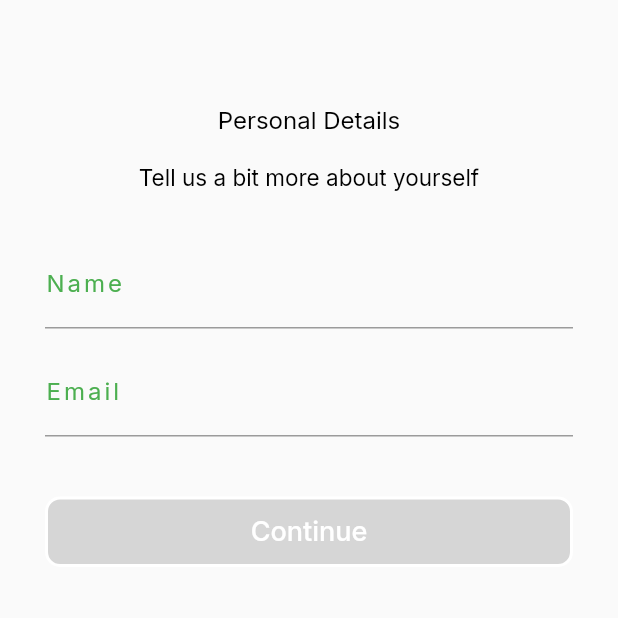
After one commit to Kajal-ghadage2000/SmartC-Box-Flutter-Application, a Flutter app: the PhPersonalData screen opened directly, on a phone screen of 412 x 824 dp, the top half of it. The commit adds this screen. Run offline on Flutter 3.47's test engine with Material 2 defaults, Android fonts, the phone set to English and light mode, and no system bars; our stand-ins replace cloud_firestore, country_code_picker, email_validator, firebase_auth, firebase_core, google_fonts and 4 more; missing offline and left inert: country_list_pick, flutter_auth_buttons, flutter_gifimage, flutter_pin_code_fields, loading, minimal_onboarding; accounts and stored records are empty.

Commit message:
Personal Information after Phone Verification Activity

```diff
--- /dev/null
+++ b/lib/Phone_google_auth/PhPersonalData.dart
@@ -0,0 +1,238 @@
+import 'package:flutter/material.dart';
+import 'package:email_validator/email_validator.dart';
+import 'package:google_fonts/google_fonts.dart';
+import 'package:cloud_firestore/cloud_firestore.dart';
+import '../HomeScreen.dart';
+
+class PhPersonalData extends StatefulWidget {
+  @override
+  _PhPersonalDataState createState() => _PhPersonalDataState();
+}
+
+class _PhPersonalDataState extends State<PhPersonalData> {
+  final formKey = GlobalKey<FormState>();
+  final scaffoldKey = GlobalKey<ScaffoldState>();
+
+  BuildContext mycontext;
+
+  String _email, _name;
+  String _password;
+
+  Color mycolor = null;
+
+  bool _isButtonDisabled;
+
+  final firestoreInstance = Firestore.instance;
+
+  @override
+  void initState() {
+    _isButtonDisabled = true;
+  }
+
+  void _incrementCounter() {
+    setState(() {
+      if(_name.length >= 3  && EmailValidator.validate(_email, true)) {
+        _isButtonDisabled = false;
+      }
+      else{
+        _isButtonDisabled = true;
+      }
+    });
+  }
+
+
+  Widget _buildCounterButton(BuildContext context) {
+    mycontext =context;
+    return new Container(
+      height: 47.0,
+      width: 450.0,
+      decoration: new BoxDecoration(
+        color:  _isButtonDisabled ? Colors.grey[350] : Colors.teal[700],
+        border: new Border.all(color: Colors.white, width: 2.0),
+        borderRadius: new BorderRadius.circular(10.0),
+      ),
+      child: FlatButton(
+      child: new Text(
+        'Continue',
+        style: GoogleFonts.inter(fontSize: 18, color: Colors.white),
+      ),
+      onPressed:  _isButtonDisabled ? null : _submitCommand,
+    ),);
+  }
+
+
+
+
+  void _submitCommand() async{
+    final form = formKey.currentState;
+
+    if (form.validate()) {
+      form.save();
+
+      // Email & password matched our validation rules
+      // and are saved to _email and _password fields.
+      _loginCommand();
+
+      await firestoreInstance.collection("users").add(
+          {
+            "name" : _name,
+            "email" : _email,
+            "notification" : false,
+            "phone_num" : null,
+            "profile": null,
+          }).then((value){
+        print(value.documentID);
+      });
+
+      Navigator.pop(mycontext);
+      Navigator.pushReplacement(
+          mycontext,
+          MaterialPageRoute(
+              builder: (mycontext) => HomeScreen()));
+
+
+    }
+  }
+
+  void _loginCommand() {
+    // This is just a demo, so no actual login here.
+    final snackbar = SnackBar(
+      content: Text('Email: $_email, name: $_name'),
+    );
+    scaffoldKey.currentState.showSnackBar(snackbar);
+  }
+
+  checkTextFieldEmptyOrNot(){
+    if(_name.length > 0  && EmailValidator.validate(_email, true)) {
+      print('Text Field is empty, Please Fill All Data');
+      setState(() {mycolor = Colors.black;});
+    }
+    else{
+      print('Not Empty, All Text Input is Filled.');
+      setState(() {mycolor = Colors.grey;});
+    }
+  }
+
+  @override
+  Widget build(BuildContext context) {
+    return Scaffold(
+      key: scaffoldKey,
+      body: SafeArea(
+        bottom: false,
+        top: false,
+        child: Padding(
+          padding: EdgeInsets.only(left: 30.0, right: 30.0),
+          child: Form(
+            key: formKey,
+            child: Column(
+              children: [
+              /*Positioned(
+                child: AppBar(
+                  centerTitle: true,
+                  title: Text("",
+                    style: GoogleFonts.inter(
+                        fontSize: 10,
+                        fontWeight: FontWeight.w700,
+                        letterSpacing: 3,
+                        color: Colors.black),
+                  ),
+                  backgroundColor: Colors.transparent,
+                  elevation: 0,
+                  /*actions: <Widget>[
+                    IconButton(
+                      icon: Icon(Icons.share),
+                      onPressed: () {},
+                      tooltip: 'Share',
+                    ),
+                  ],*/
+                ),
+              ),*/
+                SizedBox(
+                  height: 70.0,
+                ),
+                Text('Personal Details',
+                  style: GoogleFonts.inter(
+                    fontSize: 16,
+                    color: Colors.black,),
+                ),
+                SizedBox(
+                  height: 20.0,
+                ),
+                Text('Tell us a bit more about yourself',
+                  style: GoogleFonts.inter(
+                    fontSize: 15,
+                    color: Colors.black,),
+                ),
+              SizedBox(
+                height: 33.0,
+              ),
+              TextFormField(
+                style: GoogleFonts.inter(
+                    fontSize: 16,
+                    letterSpacing: 2,
+                    color: Colors.black),
+                decoration: InputDecoration(
+                  labelText: 'Name',
+                  labelStyle: new TextStyle(color: Colors.green),
+                  border: UnderlineInputBorder(
+                    borderSide: BorderSide(color: Colors.green),
+                  ),
+                ),
+                /*validator: (val) =>
+                val.length <= 0 ? 'Not a valid name.' : null,*/
+                onSaved: (val) => _name = val,
+                onChanged: (value) {
+                  _name = value;
+                  _incrementCounter();
+                },
+              ),
+              SizedBox(
+                height: 13.0,
+              ),
+              TextFormField(
+                style: GoogleFonts.inter(
+                    fontSize: 16,
+                    letterSpacing: 2,
+                    color: Colors.black),
+                decoration: InputDecoration(labelText: 'Email',
+                  labelStyle: new TextStyle(color: Colors.green),
+                  border: UnderlineInputBorder(
+                    borderSide: BorderSide(color: Colors.green),
+                  ),),
+                /*validator: (val) => !EmailValidator.validate(val, true)
+                    ? 'Not a valid email.'
+                    : null,*/
+                onSaved: (val) => _email = val,
+                onChanged: (value) {
+                  _email = value;
+                  _incrementCounter();
+                },
+              ),
+              SizedBox(
+                height: 40.0,
+              ),
+                _buildCounterButton(context),
+              /*new InkWell(
+                onTap: _submitCommand,
+                child: Container(
+                  height: 47.0,
+                //width: 450.0,
+              decoration: new BoxDecoration(
+                color: mycolor,
+                border: new Border.all(color: Colors.white, width: 2.0),
+                borderRadius: new BorderRadius.circular(10.0),
+              ),
+              child: new Center(
+                child: Text('Continue',
+                    style: GoogleFonts.inter(
+                        fontSize: 18,
+                        color: Colors.white),),
+                  //color: Colors.teal[700],
+                ),),),*/
+            ],
+          ),
+        ),),
+      ),
+    );
+  }
+}
--- a/lib/Phone_google_auth/VerifyPhone.dart
+++ b/lib/Phone_google_auth/VerifyPhone.dart
@@ -5,7 +5,7 @@ import 'package:flutter/material.dart';
 import 'package:flutter_pin_code_fields/flutter_pin_code_fields.dart';
 import 'package:loading/indicator/ball_pulse_indicator.dart';
 import 'package:loading/loading.dart';
-import '../HomeScreen.dart';
+import 'PhPersonalData.dart';
 
 class VerifyPhone extends StatefulWidget {
   String mobile;
@@ -44,9 +44,8 @@ class _VerifyPhoneState extends State<VerifyPhone> {
             );
 
             Timer(Duration(seconds: 15), () {
-              Navigator.pop(context);
               Navigator.pushReplacement(context,
-                  MaterialPageRoute(builder: (context) => HomeScreen()));
+                  MaterialPageRoute(builder: (context) => PhPersonalData()));
             });
           }).catchError((e) {
             print("Exception 1");
@@ -159,11 +158,10 @@ class _VerifyPhoneState extends State<VerifyPhone> {
                                 color: Colors.teal[700]),
                           ));
                       Timer(Duration(seconds: 15), () {
-                        Navigator.pop(context);
                         Navigator.pushReplacement(
                             context,
                             MaterialPageRoute(
-                                builder: (context) => HomeScreen()));
+                                builder: (context) => PhPersonalData()));
                       });
                     }).catchError((e) {
                       print(e);
--- a/pubspec.yaml
+++ b/pubspec.yaml
@@ -15,7 +15,7 @@ dependencies:
   google_fonts: ^1.0.0
   email_validator: ^1.0.6
   #firebase_auth: 0.16.1
-  #cloud_firestore: ^0.13.1
+  cloud_firestore: ^0.14.1+3
   #firebase_core: ^0.5.0
   firebase_auth: ^0.18.0+1
   google_sign_in: ^4.5.3
```
Also changed, not shown: pubspec.lock.
